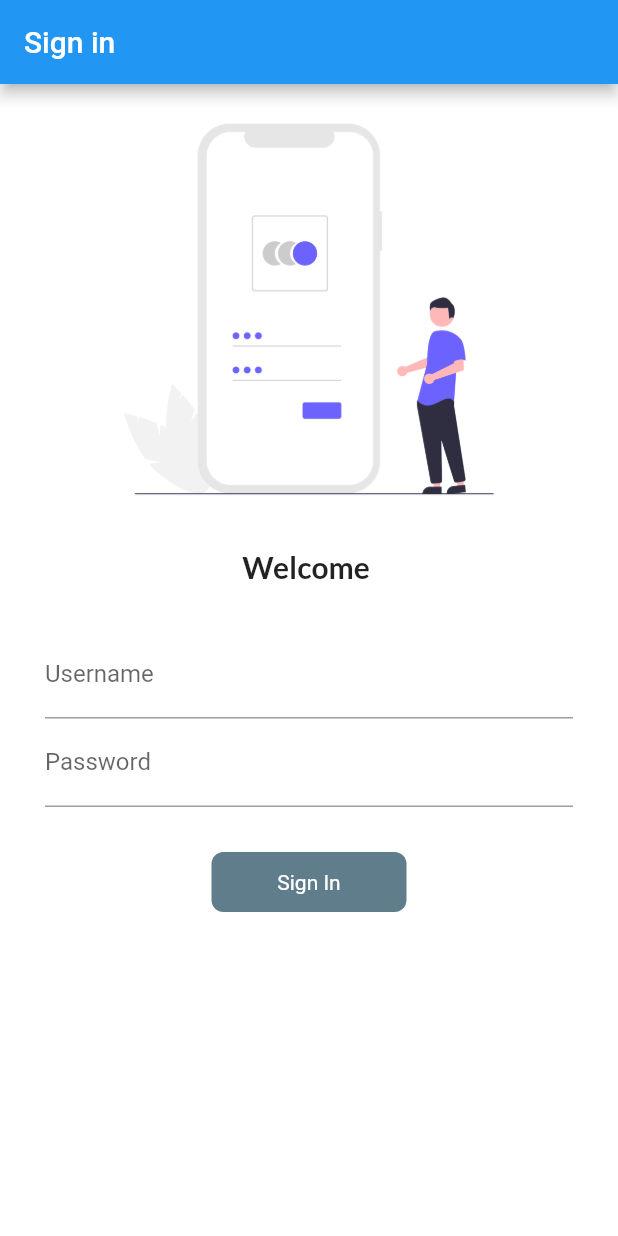
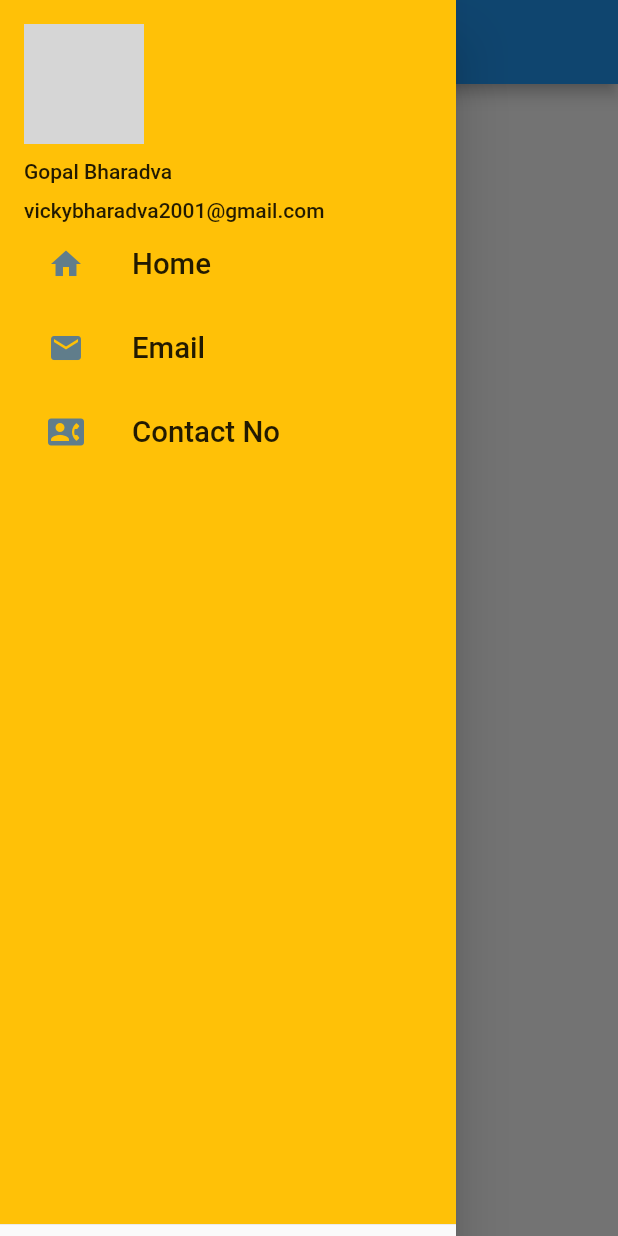
Before and after one commit to gopalbbharadva/newStart, a Flutter app: the screen it shows after launch, with the side drawer open (before the commit the screen has no drawer), on a phone screen of 412 x 824 dp. Run offline on Flutter 3.47's test engine with Material 2 defaults, Android fonts, the phone set to English and light mode, and no system bars; our stand-ins replace google_fonts; network calls fail; grey boxes are pictures that could not be loaded.

Commit message:
day 9 completed

```diff
--- a/lib/main.dart
+++ b/lib/main.dart
@@ -15,7 +15,7 @@ class homePage extends StatelessWidget {
     return MaterialApp(
       debugShowCheckedModeBanner: false,
       theme: ThemeData(primaryColor: Colors.blue),
-      initialRoute: routes.loginpage,
+      initialRoute: routes.homepage,
       routes: {
         routes.homepage: (context) => subWidget(),
         routes.loginpage: (context) => sampleRoute()
--- /dev/null
+++ b/lib/sideDrawer.dart
@@ -0,0 +1,71 @@
+import 'package:flutter/material.dart';
+
+class DrawerWidget extends StatelessWidget {
+  String imageurl = "https://picsum.photos/250?image=9";
+
+  @override
+  Widget build(BuildContext context) {
+    return Scaffold(
+      drawer: Drawer(
+        child: Container(
+          height: 20,
+          child: DrawerHeader(
+            decoration: BoxDecoration(
+              color: Colors.amber,
+            ),
+            child: Column(
+              crossAxisAlignment: CrossAxisAlignment.start,
+              children: [
+                CircleAvatar(
+                  radius: 40.0,
+                  backgroundImage: NetworkImage(imageurl),
+                ),
+                SizedBox(height: 10),
+                Text("Gopal Bharadva"),
+                SizedBox(height: 10),
+                Text("vickybharadva2001@gmail.com"),
+                ListTile(
+                  onTap: () {},
+                  leading: Icon(
+                    Icons.home,
+                    color: Colors.blueGrey,
+                  ),
+                  title: Text(
+                    "Home",
+                    textScaleFactor: 1.4,
+                  ),
+                ),
+                ListTile(
+                  onTap: () {},
+                  leading: Icon(
+                    Icons.email,
+                    color: Colors.blueGrey,
+                  ),
+                  title: Text(
+                    "Email",
+                    textScaleFactor: 1.4,
+                  ),
+                ),
+                ListTile(
+                  onTap: () {},
+                  leading: Icon(
+                    Icons.contact_phone_rounded,
+                    color: Colors.blueGrey,
+                  ),
+                  title: Text(
+                    "Contact No",
+                    textScaleFactor: 1.4,
+                  ),
+                )
+              ],
+            ),
+          ),
+        ),
+      ),
+      appBar: AppBar(
+        title: Text("Drawer Widget"),
+        centerTitle: true,
+      ),
+    );
+  }
+}
--- a/lib/subWidget.dart
+++ b/lib/subWidget.dart
@@ -1,4 +1,5 @@
 import 'package:flutter/material.dart';
+import 'package:newstart/sideDrawer.dart';
 
 class subWidget extends StatelessWidget {
   int day = 20;
@@ -7,20 +8,7 @@ class subWidget extends StatelessWidget {
   Widget build(BuildContext context) {
     return Container(
       color: Colors.white,
-      child: Center(
-        child: Padding(
-          padding: const EdgeInsets.all(20.0),
-          child: Text(
-            "welcome $day  day to flutter web at $place",
-            style: TextStyle(
-              color: Colors.pinkAccent,
-              fontSize: 20,
-              fontWeight: FontWeight.bold,
-            ),
-            textScaleFactor: 1.0,
-          ),
-        ),
-      ),
+      child: DrawerWidget(),
     );
   }
 }
```
